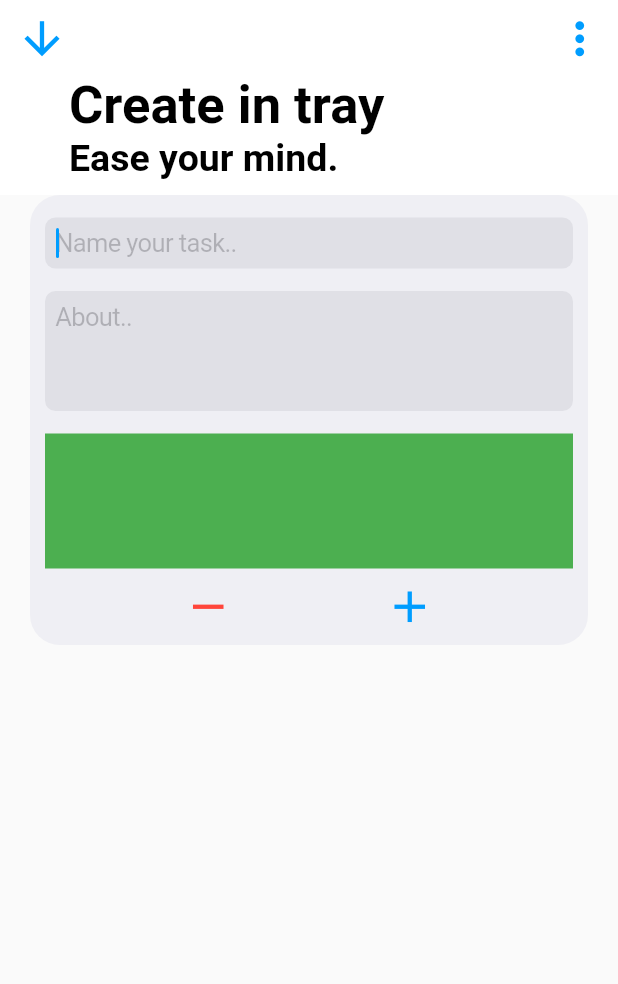
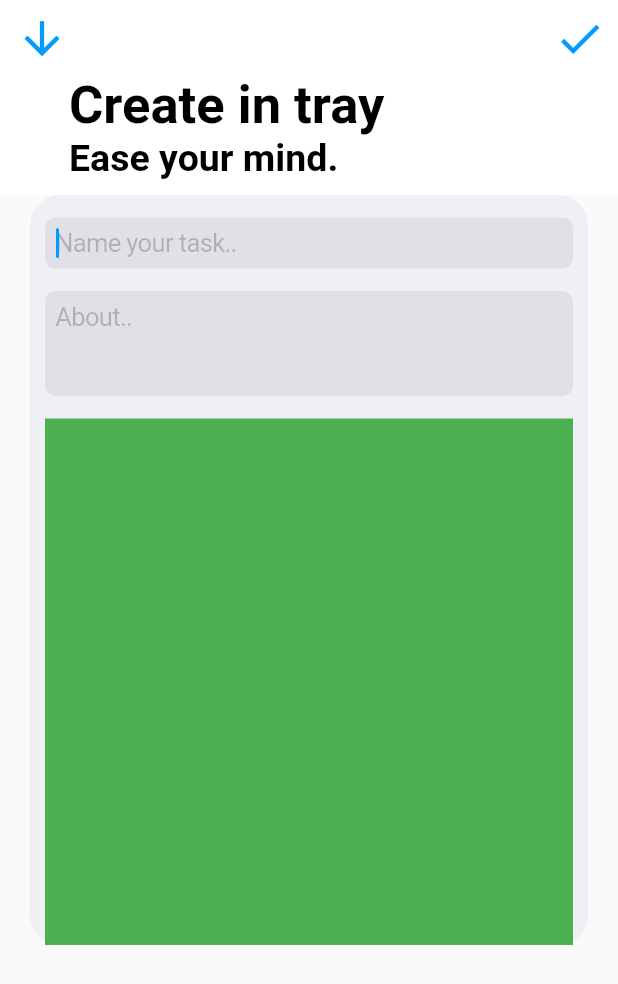
Before and after one commit to robinrepowecklauf/Study-Management-App, a Flutter app: the screen it shows after launch, after a tap on the "add" icon, on a phone screen of 412 x 824 dp. Shown: the top 984 px of the screen. Run offline on Flutter 3.47's test engine with Material 2 defaults, Android fonts, the phone set to English and light mode, and no system bars.

Commit message:
made the space even between the todos

```diff
--- a/todo_management_app/lib/ui/create_intray_page.dart
+++ b/todo_management_app/lib/ui/create_intray_page.dart
@@ -33,10 +33,18 @@ class InTrayState extends State<InTray> {
           subTitleText: "Ease your mind.",
           icons: <Widget>[
             IconButton(
-                icon: const Icon(Icons.more_vert),
+                icon: const Icon(Icons.check),
                 iconSize: 35,
                 color: Palette.PRIMARY_COLOR_OPTION_BLUE,
-                onPressed: () {})
+                onPressed: () {
+                  if (titleTextController.text.length > 0) {
+                    Navigator.pop(
+                        context,
+                        Task(
+                            title: titleTextController.text,
+                            about: aboutTextController.text));
+                  }
+                })
           ],
           iconButton: IconButton(
             icon: Icon(Icons.arrow_downward),
@@ -49,12 +57,12 @@ class InTrayState extends State<InTray> {
         ),
         body: GestureDetector(
           onTap: () {
-            FocusScope.of(context).requestFocus(new FocusNode());
+            FocusScope.of(context).requestFocus(FocusNode());
           },
           child: Padding(
               padding: EdgeInsets.fromLTRB(20, 0, 20, 0),
               child: Container(
-                  height: 300,
+                  height: 500,
                   decoration: BoxDecoration(
                       color: Palette.PRIMARY_COLOR_LIGHT_GRAY,
                       borderRadius: BorderRadius.circular(20)),
@@ -66,40 +74,13 @@ class InTrayState extends State<InTray> {
                         SizedBox(
                           height: 15,
                         ),
+                        Container(height: 70, child: aboutTextField),
                         Expanded(
-                          child: aboutTextField,
+                          child: Container(
+                              margin: EdgeInsets.only(top: 15),
+                              height: 90,
+                              color: Colors.green),
                         ),
-                        Container(
-                            margin: EdgeInsets.only(top: 15),
-                            height: 90,
-                            color: Colors.green),
-                        Row(
-                          mainAxisAlignment: MainAxisAlignment.spaceEvenly,
-                          children: <Widget>[
-                            IconButton(
-                              icon: const Icon(Icons.remove),
-                              iconSize: 35,
-                              color: Palette.PRIMARY_COLOR_RED,
-                              onPressed: () {
-                                Navigator.pop(context);
-                              },
-                            ),
-                            IconButton(
-                              icon: const Icon(Icons.add),
-                              iconSize: 35,
-                              color: Palette.PRIMARY_COLOR_OPTION_BLUE,
-                              onPressed: () {
-                                Navigator.pop(
-                                    context,
-                                    Task(
-                                        title: titleTextController.text,
-                                        about: aboutTextController.text));
-                                /*   _stateProvider
-                                    .notify(ObserverState.UPDATE_LIST); */
-                              },
-                            )
-                          ],
-                        )
                       ]),
                     ),
                   ]))),
--- a/todo_management_app/lib/ui/home_page.dart
+++ b/todo_management_app/lib/ui/home_page.dart
@@ -3,7 +3,7 @@ import 'package:todo_management_app/components/base_appbar.dart';
 import 'package:todo_management_app/components/intray_card.dart';
 import 'package:todo_management_app/components/observer/state_listener.dart';
 import 'package:todo_management_app/components/observer/state_provider.dart';
-import 'package:todo_management_app/components/page_up_animation.dart';
+import 'package:todo_management_app/components/animation/page_up_animation.dart';
 import 'package:todo_management_app/resources/values/app_colors.dart';
 import 'package:todo_management_app/model/task.dart';
 import 'create_intray_page.dart';
@@ -71,6 +71,10 @@ class HomePageState extends State<HomePage> implements StateListener {
 
   Widget buildTaskList() {
     return GridView.builder(
+      padding: EdgeInsets.all(20),
+      itemCount: tasks.length,
+      gridDelegate: SliverGridDelegateWithFixedCrossAxisCount(
+          crossAxisCount: 2, crossAxisSpacing: 20, mainAxisSpacing: 20),
       itemBuilder: (BuildContext context, int index) {
         if (index < tasks.length) {
           return GestureDetector(
@@ -86,9 +90,6 @@ class HomePageState extends State<HomePage> implements StateListener {
           );
         }
       },
-      gridDelegate:
-          SliverGridDelegateWithFixedCrossAxisCount(crossAxisCount: 2),
-      itemCount: tasks.length,
     );
   }
 }
```
Also changed, not shown: todo_management_app/lib/components/animation/scale_animation.dart (renamed from todo_management_app/lib/components/page_down_animation.dart, +12 -7 lines), todo_management_app/lib/components/intray_card.dart (+4 -18 lines), todo_management_app/lib/components/animation/page_up_animation.dart (renamed from todo_management_app/lib/components/page_up_animation.dart).
